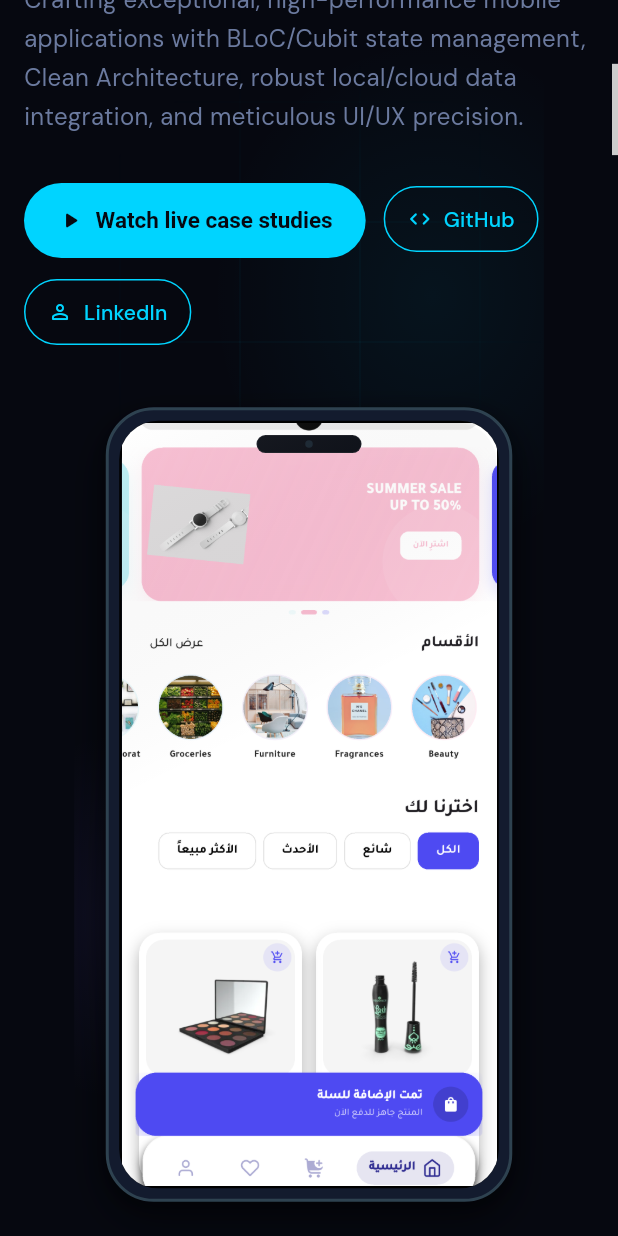
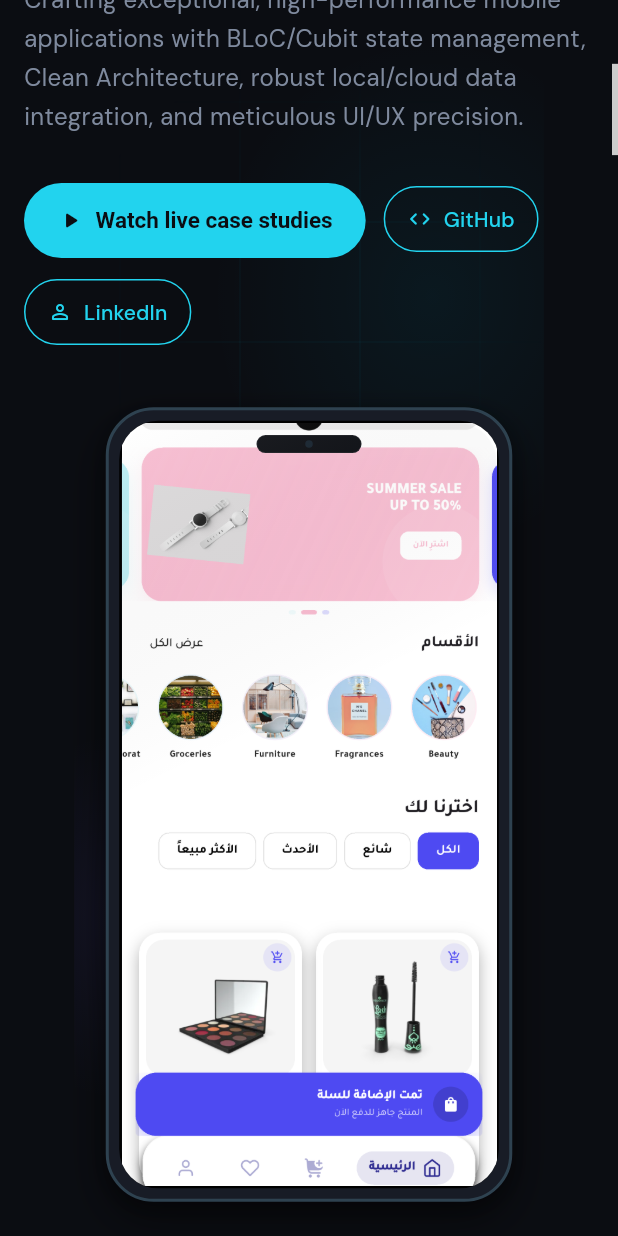
Before and after one commit to Mohamednasr11/portfolio_live_showcase, a Flutter app: the screen it shows after launch, scrolled down 576 dp, on a phone screen of 412 x 824 dp. Run offline on Flutter 3.47's test engine with Material 3 defaults, Android fonts, the phone set to English and light mode, and no system bars; our stand-ins replace flutter_animate, visibility_detector.

Commit message:
Enhance style

```diff
--- a/lib/core/constants/app_colors.dart
+++ b/lib/core/constants/app_colors.dart
@@ -3,31 +3,48 @@ import 'package:flutter/material.dart';
 class AppColors {
   const AppColors._();
 
-  // Dark Theme Palette
-  static const Color background = Color(0xFF070A12);
-  static const Color ink = Color(0xFF070A12);
-  static const Color panel = Color(0xFF0A0F1B);
-  static const Color panelLight = Color(0xFF0D1322);
-  static const Color border = Color(0xFF232B44);
-  static const Color cardBorder = Color(0xFF232B44);
+  // ───────────── Dark theme: neutral surfaces ─────────────
+  static const Color background = Color(0xFF0B0D12);
+  static const Color ink = Color(0xFF0B0D12);
+  static const Color panel = Color(0xFF12151C);
+  static const Color panelLight = Color(0xFF181C26);
+  static const Color border = Color(0xFF222733);
+  static const Color cardBorder = Color(0xFF222733);
 
-  // Text
-  static const Color textPrimary = Color(0xFFF4F7FB);
-  static const Color paper = Color(0xFFF4F7FB);
-  static const Color bodyText = Color(0xFFB8C2D6);
-  static const Color muted = Color(0xFFB8C2D6);
+  // ───────────── Dark theme: text ─────────────
+  static const Color textPrimary = Color(0xFFF2F4F8);
+  static const Color paper = Color(0xFFF2F4F8);
+  static const Color bodyText = Color(0xFFB4BCCB); // paragraphs
+  static const Color muted = Color(0xFF7F8A9E); // captions / meta only
 
-  // Single Accent Cyan
+  // ───────────── Brand accent (CTA + labels only) ─────────────
   static const Color accent = Color(0xFF22D3EE);
+  static const Color accentHot = Color(0xFF67E8F9); // hover
+  static const Color accentSoft = Color(0x1F22D3EE); // chip background
   static const Color cyan = Color(0xFF22D3EE);
-  static const Color lime = Color(
-    0xFF22D3EE,
-  ); // Mapping lime references to primary accent cyan for design consistency
+  static const Color lime = Color(0xFF22D3EE); // kept for old references
 
-  // Mockup Frame Colors
-  static const Color mockupBezelOuter = Color(0xFF131B2E);
-  static const Color mockupBezelInner = Color(0xFF0A0F1B);
-  static const Color mockupCameraPin = Color(0xFF070A12);
+  // ───────────── Per-project colors (top bar + hover border) ─────────────
+  static const Color projectMatjarkom = Color(0xFF6366F1);
+  static const Color projectBuildGuard = Color(0xFFF97316);
+  static const Color projectBrewBloom = Color(0xFFC98A5B);
+  static const Color projectTrustSafe = Color(0xFF94A3B8);
+
+  // ───────────── Light theme ─────────────
+  static const Color lightBackground = Color(0xFFF8FAFC);
+  static const Color lightPanel = Color(0xFFFFFFFF);
+  static const Color lightPanelAlt = Color(0xFFF1F5F9);
+  static const Color lightBorder = Color(0xFFE2E8F0);
+  static const Color lightTextPrimary = Color(0xFF0F172A);
+  static const Color lightBodyText = Color(0xFF334155);
+  static const Color lightMuted = Color(0xFF64748B);
+  static const Color lightAccent = Color(0xFF0891B2); // darker for contrast
+  static const Color lightAccentSoft = Color(0x1A0891B2);
+
+  // ───────────── Mockup frame ─────────────
+  static const Color mockupBezelOuter = Color(0xFF181C26);
+  static const Color mockupBezelInner = Color(0xFF0B0D12);
+  static const Color mockupCameraPin = Color(0xFF0B0D12);
   static const Color mockupGlare = Color(0x18FFFFFF);
 
   /// Safe alpha color helper compatible across Flutter versions
--- a/lib/showcase/theme.dart
+++ b/lib/showcase/theme.dart
@@ -1,32 +1,34 @@
 import 'package:flutter/material.dart';
 
-/// The owner's own portfolio design language, transcribed from
-/// D:\MyPortfolio-main\index.html (`:root` tokens, `.phone-frame`, `.hero-tag`,
-/// `.section-title`, `.tag`, `.btn-primary`). Nothing here is invented.
+import '../core/constants/app_colors.dart';
+
 class Show {
   const Show._();
 
-  // :root (Original Dark theme tokens - kept static for backward compatibility)
-  static const Color bg = Color(0xFF060810);
-  static const Color surface = Color(0xFF0D1120);
-  static const Color surfaceAlt = Color(0xFF111827);
-  static const Color accent = Color(0xFF00D4FF);
-  static const Color accent2 = Color(0xFF7B61FF);
-  static const Color accent3 = Color(0xFF00FF88);
-  static const Color text = Color(0xFFF0F4FF);
-  static const Color muted = Color(0xFF6B7A9F);
-  static const Color border = Color(0x1F00D4FF); // rgba(0,212,255,0.12)
+  // Dark theme tokens (all values come from AppColors, single source of truth)
+  static const Color bg = AppColors.background;
+  static const Color surface = AppColors.panel;
+  static const Color surfaceAlt = AppColors.panelLight;
+  static const Color accent = AppColors.accent;
+  static const Color accent2 = AppColors.projectMatjarkom; // indigo, for gradients only
+  static const Color accent3 = Color(0xFF34D399); // success / positive
+  static const Color text = AppColors.textPrimary;
+  static const Color bodyText = AppColors.bodyText;
+  static const Color muted = AppColors.muted;
+  static const Color border = AppColors.border;
 
   // .btn-primary:hover
-  static const Color accentHot = Color(0xFF00E8FF);
+  static const Color accentHot = AppColors.accentHot;
 
-  // Light mode color equivalents
-  static const Color lightBg = Color(0xFFF8FAFC);
-  static const Color lightSurface = Color(0xFFFFFFFF);
-  static const Color lightSurfaceAlt = Color(0xFFF1F5F9);
-  static const Color lightText = Color(0xFF0F172A);
-  static const Color lightMuted = Color(0xFF475569);
-  static const Color lightBorder = Color(0x260066CC);
+  // Light mode equivalents
+  static const Color lightBg = AppColors.lightBackground;
+  static const Color lightSurface = AppColors.lightPanel;
+  static const Color lightSurfaceAlt = AppColors.lightPanelAlt;
+  static const Color lightText = AppColors.lightTextPrimary;
+  static const Color lightBodyText = AppColors.lightBodyText;
+  static const Color lightMuted = AppColors.lightMuted;
+  static const Color lightBorder = AppColors.lightBorder;
+  static const Color lightAccent = AppColors.lightAccent;
 
   // Dynamic theme getters
   static Color getBg(bool isDark) => isDark ? bg : lightBg;
@@ -34,16 +36,18 @@ class Show {
   static Color getSurfaceAlt(bool isDark) =>
       isDark ? surfaceAlt : lightSurfaceAlt;
   static Color getText(bool isDark) => isDark ? text : lightText;
+  static Color getBodyText(bool isDark) => isDark ? bodyText : lightBodyText;
   static Color getMuted(bool isDark) => isDark ? muted : lightMuted;
   static Color getBorder(bool isDark) => isDark ? border : lightBorder;
+  static Color getAccent(bool isDark) => isDark ? accent : lightAccent;
 
   // .phone-frame
   static const Color frameShell = Color(0xFF080808);
-  static const Color frameRing = Color(0xFF222222); // 0 0 0 2px
-  static const Color frameRingOuter = Color(0xFF0F0F0F); // 0 0 0 5px
-  static const Color frameEdge = Color(0x0DFFFFFF); // 1px rgba(255,255,255,.05)
-  static const Color screenEdge = Color(0x14FFFFFF); // .phone-screen border
-  static const Color buttonStub = Color(0xFF1A1A1A); // side keys + notch pill
+  static const Color frameRing = Color(0xFF222222);
+  static const Color frameRingOuter = Color(0xFF0F0F0F);
+  static const Color frameEdge = Color(0x0DFFFFFF);
+  static const Color screenEdge = Color(0x14FFFFFF);
+  static const Color buttonStub = Color(0xFF1A1A1A);
   static const Color screenBlack = Color(0xFF000000);
 
   // Fonts the site loads from Google.
@@ -103,13 +107,22 @@ class ShowType {
     letterSpacing: 1.2,
   );
 
-  /// body — DM Sans 16/1.6.
+  /// body — DM Sans 14/1.6, lighter than before for readability.
   static const TextStyle body = TextStyle(
     fontFamily: Show.body,
     fontFamilyFallback: ShowType.arabicFallback,
-    color: Show.muted,
+    color: Show.bodyText,
     fontSize: 14,
     height: 1.6,
+  );
+
+  /// Captions and small notes (the dimmest text level).
+  static const TextStyle caption = TextStyle(
+    fontFamily: Show.body,
+    fontFamilyFallback: ShowType.arabicFallback,
+    color: Show.muted,
+    fontSize: 12,
+    height: 1.5,
   );
 
   /// Mono style for meta lines.
```
